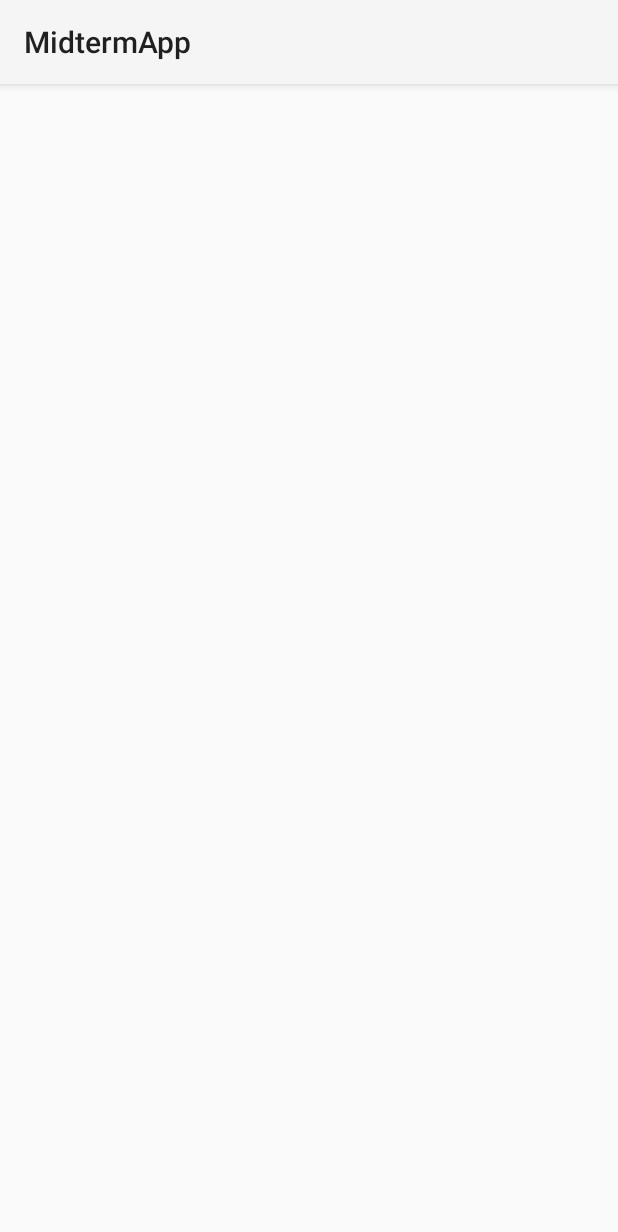
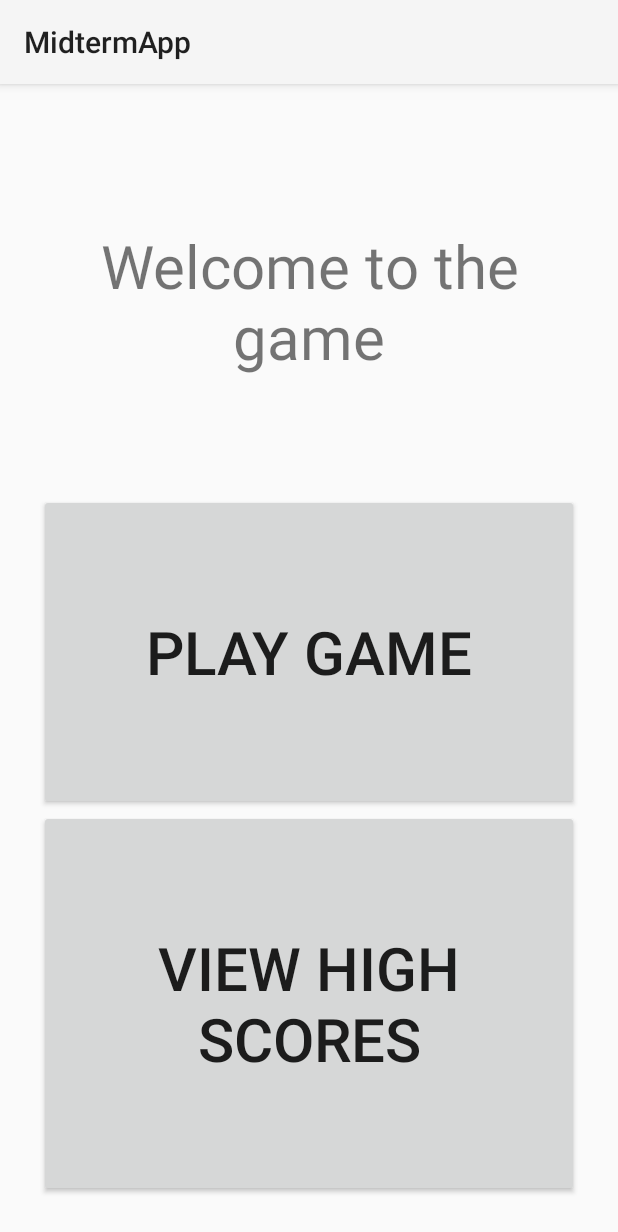
Before and after one commit to jfritz25/MidtermApp, an Android app: the screen it shows after launch (MainActivity), on a phone screen of 412 x 824 dp. Shown: the top 1232 px of the screen. Run offline under Robolectric (Android 15) with nearby library versions, the phone set to English and light mode, and no system bars; our stand-ins replace data binding; 4 statements that could not run were skipped.

Commit message:
Fixed Nav??

```diff
--- a/app/src/main/java/com/example/midtermapp/MainFragment.kt
+++ b/app/src/main/java/com/example/midtermapp/MainFragment.kt
@@ -27,12 +27,16 @@ class MainFragment: Fragment() {
         inflater: LayoutInflater, container: ViewGroup?,
         savedInstanceState: Bundle?
     ): View? {
-        val args: MainGameFragmentArgs by navArgs()
+        val args: MainFragmentArgs by navArgs()
         val playerName = args.playerName
         val score = args.score
         _binding = FragmentMainBinding.inflate(inflater, container, false)
         val view = binding.root
         binding.lifecycleOwner = viewLifecycleOwner
+
+        if(score != ""){
+            binding.Welcome.text = "$playerName score: $score \\n Play again? "
+        }
 
         binding.PlayButton.setOnClickListener {
             val action = MainFragmentDirections.actionMainToGame()
--- a/app/src/main/res/layout/fragment_main.xml
+++ b/app/src/main/res/layout/fragment_main.xml
@@ -18,6 +18,7 @@
         android:layout_marginHorizontal="10dp"
         android:padding="10dp"
         android:layout_weight="1"
+        android:id="@+id/Welcome"
         android:textSize="40sp"/>
 
     <Button
--- a/app/src/main/res/navigation/nav_graph.xml
+++ b/app/src/main/res/navigation/nav_graph.xml
@@ -4,6 +4,24 @@
     android:id="@+id/nav_graph"
     app:startDestination="@id/MainFragment"
     xmlns:android="http://schemas.android.com/apk/res/android">
+
+    <fragment
+        android:id="@+id/MainGameFragment"
+        android:name="com.example.midtermapp.MainGameFragment"
+        android:label="fragment_main_game"
+        tools:layout="@layout/fragment_main_game">
+        <action
+            android:id="@+id/action_game_to_main"
+            app:destination="@id/MainFragment">
+            <argument
+                android:name="playerName"
+                app:argType="string" />
+            <argument
+                android:name="Score"
+                app:argType="string" />
+        </action>
+    </fragment>
+
     <fragment
         android:id="@+id/MainFragment"
         android:name="com.example.midtermapp.MainFragment"
@@ -15,23 +33,12 @@
         <action
             android:id="@+id/action_main_to_hs"
             app:destination="@id/HighScoreFragment" />
-
-    </fragment>
-
-    <fragment
-        android:id="@+id/MainGameFragment"
-        android:name="com.example.midtermapp.MainGameFragment"
-        android:label="fragment_main_game"
-        tools:layout="@layout/fragment_main_game">
-        <action
-            android:id="@+id/action_game_to_main"
-            app:destination="@id/MainFragment"/>
         <argument
             android:name="playerName"
-            app:argType="String"/>
+            app:argType="string" />
         <argument
-            android:name="score"
-            app:argType="String"/>
+            android:name="Score"
+            app:argType="string" />
 
     </fragment>
 
--- a/build.gradle.kts
+++ b/build.gradle.kts
@@ -8,8 +8,7 @@ plugins {
 }
 buildscript {
     dependencies {
-        classpath("com.google.devtools.ksp:com.google.devtools.ksp.gradle.plugin:1.8.0-1.0.8")
-        classpath ("androidx.navigation:navigation-safe-args-gradle-plugin:2.5.0")
+        classpath ("androidx.navigation:navigation-safe-args-gradle-plugin:2.7.2")
 
     }
 }
```
